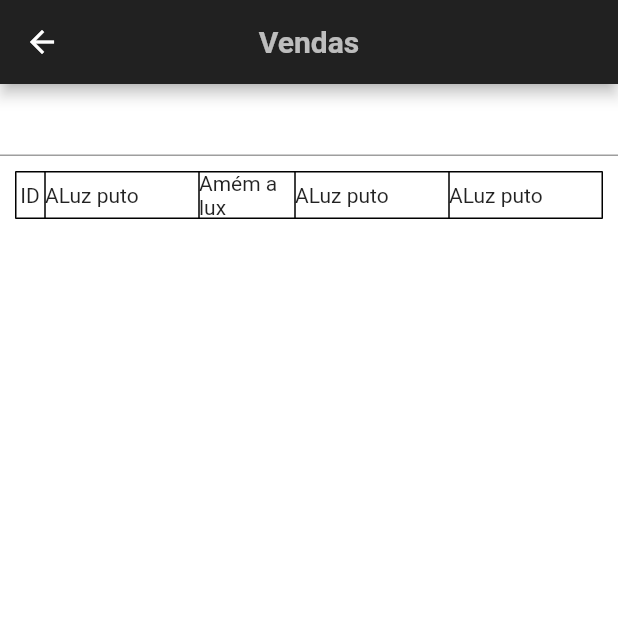
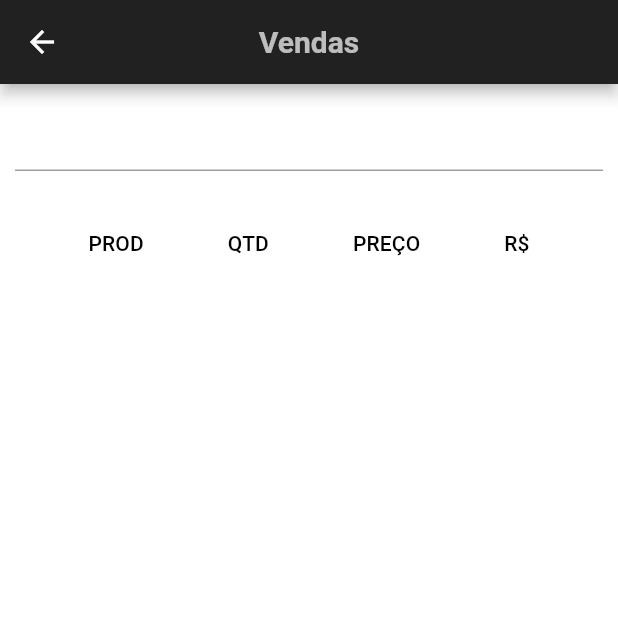
Before and after one commit to R-A-S-E/rase_adm, a Flutter app: the VenderPage screen opened directly, on a phone screen of 412 x 824 dp, the top half of it. Run offline on Flutter 3.47's test engine with Material 2 defaults, Android fonts, the light colour scheme and no system bars; our stand-ins replace cloud_firestore, firebase_core; accounts and stored records are empty.

Commit message:
adicionado listagem com DataTable

```diff
--- a/lib/Pages/vender_page.dart
+++ b/lib/Pages/vender_page.dart
@@ -15,6 +15,7 @@ class _VenderPageState extends State<VenderPage> {
   List<Produto> itens;
   var db = FirebaseFirestore.instance;
   StreamSubscription<QuerySnapshot> produtoInscricao;
+
   static String _displayStringForOption(Produto produto) => produto.nome;
 
   @override
@@ -48,15 +49,16 @@ class _VenderPageState extends State<VenderPage> {
         centerTitle: true,
         title: Text(
           "Vendas",
-            style:
-                TextStyle(color: Colors.white70, fontWeight: FontWeight.bold),
+          style: TextStyle(color: Colors.white70, fontWeight: FontWeight.bold),
         ),
         backgroundColor: Colors.grey[900],
       ),
       backgroundColor: Colors.white,
       body: Column(
         children: <Widget>[
-            Autocomplete<Produto>(
+          Padding(
+            padding: EdgeInsets.all(10),
+            child: Autocomplete<Produto>(
               displayStringForOption: _displayStringForOption,
               optionsBuilder: (TextEditingValue textEditingValue) {
                 if (textEditingValue.text == '') {
@@ -76,59 +78,33 @@ class _VenderPageState extends State<VenderPage> {
                 addCartItem(cartProduct);
               },
             ),
-            //DataTable(columns: columns, rows: rows)
+          ),
           Padding(
             padding: EdgeInsets.all(10),
-              child: Table(
-                  border: TableBorder.all(),
-                  columnWidths: const <int, TableColumnWidth>{
-                    0: IntrinsicColumnWidth(),
-                    1: FlexColumnWidth(),
-                    2: FixedColumnWidth(64),
-                  },
-                  defaultVerticalAlignment: TableCellVerticalAlignment.middle,
-                  children: <TableRow>[
-                    TableRow(children: <Widget>[
-                      Container(
-                        width: 20,
-                        child: Text(" ID"),
+            child: DataTable(
+              columns: <DataColumn>[
+                DataColumn(label: Text("PROD")),
+                DataColumn(label: Text("QTD")),
+                DataColumn(label: Text("PREÇO")),
+                DataColumn(label: Text("R\$")),
+              ],
+              rows: cprodutos
+                  .map(
+                    (prod) => DataRow(cells: [
+                      DataCell(Text(prod.nome)),
+                      DataCell(Text('${prod.quantidade}')),
+                      DataCell(Text(prod.venda)),
+                      DataCell(Container(
+                        child: Text('lixo'),
+                      )),
+                    ]),
+                  )
+                  .toList(),
             ),
-                      Container(
-                        width: 64,
-                        child: Text("ALuz puto"),
-                      ),
-                      Container(
-                        width: 64,
-                        child: Text("Amém a lux"),
-                      ),
-                      Container(
-                        width: 64,
-                        child: Text("ALuz puto"),
-                      ),
-                      Container(
-                        width: 64,
-                        child: Text("ALuz puto"),
-                      ),
-                    ])
-                  ]),
-            ),
-            Expanded(
-                child: ListView.builder(
-              itemCount: cprodutos.length,
-              itemBuilder: (context, index) {
-                return GestureDetector(
-                  onTap: () {
-                    // _showOptions(context, index, doc);
-                  },
-                  child: ListTile(
-                    title: Text(cprodutos[index].nome),
-                    subtitle: Text("${cprodutos[index].quantidade}"),
+          )
+        ],
       ),
     );
-              },
-            )),
-          ],
-        ));
   }
 
   void addCartItem(CartProduct cartProduct) {
```
Lines whose indentation alone changed are shown as unchanged.
